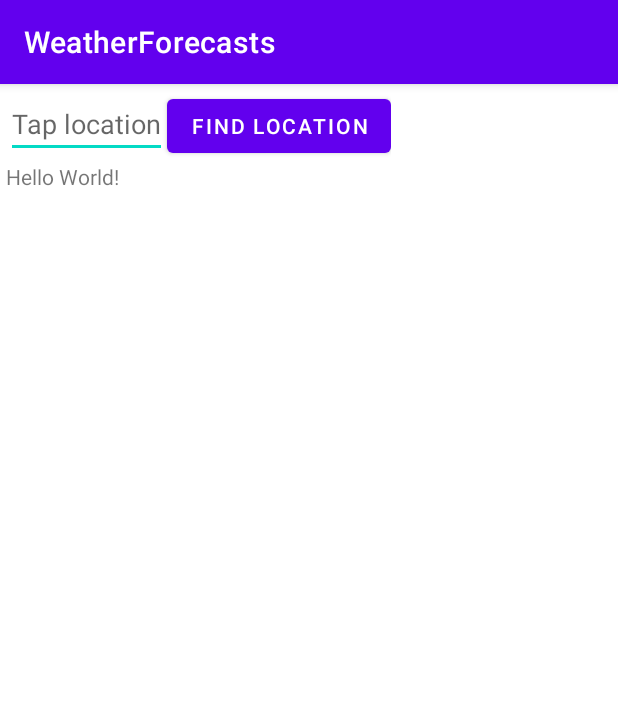
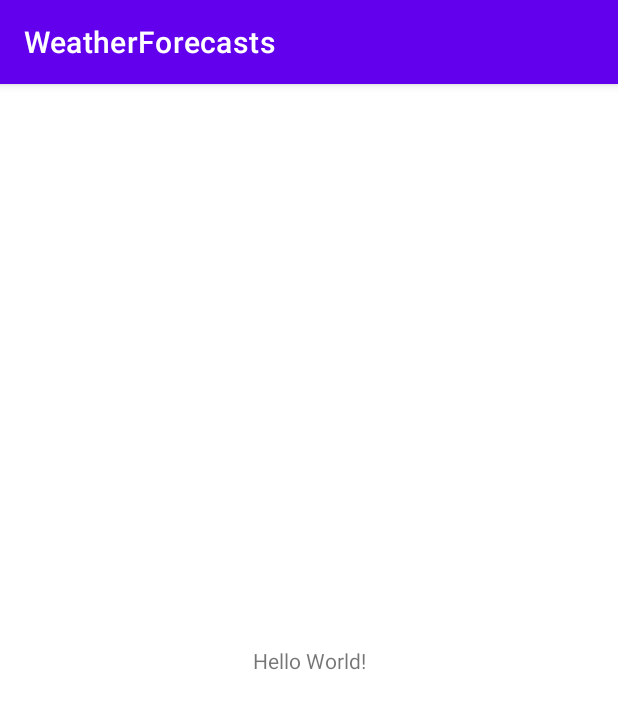
Before and after one commit to OlegQt/WeatherForecasts, an Android app: the screen it shows after launch (MainActivity), on a phone screen of 412 x 824 dp. Shown: the top 709 px of the screen. Run offline under Robolectric (Android 15) with nearby library versions, the phone set to English and light mode, and no system bars.

```diff
--- a/app/build.gradle
+++ b/app/build.gradle
@@ -41,8 +41,4 @@ dependencies {
     testImplementation 'junit:junit:4.13.2'
     androidTestImplementation 'androidx.test.ext:junit:1.1.5'
     androidTestImplementation 'androidx.test.espresso:espresso-core:3.5.1'
-
-    // retrofit JSon
-    implementation 'com.squareup.retrofit2:converter-gson:2.9.0'
-    implementation 'com.squareup.retrofit2:retrofit:2.9.0'
 }
--- a/app/src/main/AndroidManifest.xml
+++ b/app/src/main/AndroidManifest.xml
@@ -1,7 +1,7 @@
 <?xml version="1.0" encoding="utf-8"?>
 <manifest xmlns:android="http://schemas.android.com/apk/res/android"
     xmlns:tools="http://schemas.android.com/tools">
-    <uses-permission android:name="android.permission.INTERNET"></uses-permission>
+
     <application
         android:allowBackup="true"
         android:dataExtractionRules="@xml/data_extraction_rules"
--- a/app/src/main/java/com/weatherforecasts/MainActivity.kt
+++ b/app/src/main/java/com/weatherforecasts/MainActivity.kt
@@ -2,103 +2,10 @@ package com.weatherforecasts
 
 import androidx.appcompat.app.AppCompatActivity
 import android.os.Bundle
-import android.widget.Button
-import android.widget.EditText
-import android.widget.TextView
-import com.google.android.material.snackbar.Snackbar
-import com.weatherforecasts.openweathermap.*
 
 class MainActivity : AppCompatActivity() {
-    private var txtInfo: TextView? = null
-    private var btnAction: Button? = null
-    private var txtCity: EditText? = null
-
-    private val openWeather = OpenWeather(null) // Экземпляр предсказателя погоды
-
-    private val cities = mutableSetOf<City>() // Глобальное хранилище городов
-
-    // Слушатель для обновления данных о погоде
-    private val weatherListener = object : UpdateWeatherInfo {
-        override fun inserCity(cityLocationList: List<Cities>) {
-            addCity(cityLocationList)
-            printAllCities()
-        }
-
-        override fun message(msg: String) {
-            Snackbar.make(txtInfo!!, msg, Snackbar.LENGTH_SHORT).show()
-            printAllCities()
-        }
-
-        override fun UpdateCurrentWeather(weather: CityWeather, cityName: String) {
-            updateWeather(weather, cityName)
-            printAllCities()
-        }
-    }
-
     override fun onCreate(savedInstanceState: Bundle?) {
         super.onCreate(savedInstanceState)
         setContentView(R.layout.activity_main)
-
-        deployUi() // Развертываем GUI
-        uiBehaviour() // Вешаем слушателей
-
-        openWeather.setNewListener(weatherListener) // Инициализируем слушателя внутри WeatherApi
-    }
-
-    private fun deployUi() {
-        txtInfo = findViewById(R.id.txt_info)
-        txtCity = findViewById(R.id.txt_city)
-        btnAction = findViewById(R.id.btn_action)
-    }
-
-    private fun uiBehaviour() {
-        btnAction?.setOnClickListener {
-            if (!txtCity?.text.isNullOrEmpty()) {
-                openWeather.getLocations(txtCity?.text.toString())
-            }
-        }
-
-        txtInfo?.setOnClickListener {
-            cities.forEach {
-                openWeather.getWeather(it.lat, it.lon, it.cityName)
-            }
-
-        }
-    }
-
-    private fun printAllCities() {
-        val strBuild = StringBuilder()
-        this.cities.forEach {
-            strBuild.append(it.cityName)
-                .append("T=${it.temperature}")
-                .append("\n")
-        }
-        txtInfo?.text = strBuild.toString()
-
-    }
-
-    private fun addCity(cities: List<Cities>) {
-        cities.forEach {
-            this.cities.add(
-                City(
-                    it.name,
-                    0.0,
-                    it.lat,
-                    it.lon
-                )
-            )
-        }
-    }
-
-    private fun updateWeather(weather: CityWeather, cityName: String) {
-        this.cities.forEach {
-            if (it.cityName.equals(cityName)) {
-                it.temperature = weather.main.temp
-            }
-        }
-    }
-
-    private fun updateCityInfo(){
-
     }
 }
--- a/app/src/main/java/com/weatherforecasts/openweathermap/OpenWeather.kt
+++ /dev/null
@@ -1,68 +0,0 @@
-package com.weatherforecasts.openweathermap
-
-import android.util.Log
-import retrofit2.Call
-import retrofit2.Callback
-import retrofit2.Response
-import retrofit2.Retrofit
-import retrofit2.converter.gson.GsonConverterFactory
-
-class OpenWeather(var listener: UpdateWeatherInfo?) {
-    private val baseUrl = "https://api.openweathermap.org/"
-    private val appKey = "ce2b06f255f2307c07504a706c9d920d"
-    private val TAG = "OpenWeather"
-
-
-    private var retrofit: Retrofit = Retrofit.Builder()
-        .baseUrl(baseUrl)
-        .addConverterFactory(GsonConverterFactory.create())
-        .build()
-
-    private val openWeather: OpenWeatherApi = retrofit.create(OpenWeatherApi::class.java)
-
-    fun setNewListener(listener: UpdateWeatherInfo) {
-        this.listener = listener
-    }
-
-    fun getLocations(cityName: String) {
-        val call = openWeather.getCitiesLocation(cityName, appKey)
-        call.enqueue(object : Callback<List<Cities>> {
-            override fun onResponse(
-                call: Call<List<Cities>>,
-                response: Response<List<Cities>>
-            ) {
-                //Log.d(TAG,response.code().toString())
-                if (response.code() == 200) {
-                    val citiesLocations = mutableListOf<Cities>()
-                    if (!response.body().isNullOrEmpty()) {
-                        response.body()?.forEach {
-                            citiesLocations.add(it)
-                        }
-                        listener?.inserCity(citiesLocations)
-                    }
-                }
-            }
-
-            override fun onFailure(call: Call<List<Cities>>, t: Throwable) {
-                Log.d(TAG, "fail")
-            }
-
-        })
-    }
-
-    fun getWeather(lat: Double, lon: Double,cityName: String) {
-        val call = openWeather.getWeather(lat, lon, appKey, "metric")
-        call.enqueue(object : Callback<CityWeather> {
-            override fun onResponse(call: Call<CityWeather>, response: Response<CityWeather>) {
-                if (response.body() != null) {
-                    listener?.UpdateCurrentWeather(response.body()!!,cityName)
-                }
-            }
-
-            override fun onFailure(call: Call<CityWeather>, t: Throwable) {
-                Log.d(TAG, "Weather fail")
-            }
-        })
-    }
-
-}
--- a/app/src/main/java/com/weatherforecasts/openweathermap/OpenWeatherApi.kt
+++ /dev/null
@@ -1,21 +0,0 @@
-package com.weatherforecasts.openweathermap
-
-import retrofit2.Call
-import retrofit2.http.GET
-import retrofit2.http.Query
-
-interface OpenWeatherApi {
-    @GET("/geo/1.0/direct")
-    fun getCitiesLocation(
-        @Query("q") cityName:String,
-        @Query("appid") appKey:String
-    ):Call<List<Cities>>
-
-    @GET("/data/2.5/weather")
-    fun getWeather(
-        @Query("lat") lat:Double,
-        @Query("lon") lon:Double,
-        @Query("appid") appKey: String,
-        @Query("units") options:String
-    ):Call<CityWeather>
-}
--- a/app/src/main/java/com/weatherforecasts/openweathermap/UpdateWeatherInfo.kt
+++ /dev/null
@@ -1,7 +0,0 @@
-package com.weatherforecasts.openweathermap
-
-interface UpdateWeatherInfo {
-    fun inserCity(cityLocation: List<Cities>)
-    fun message(msg:String)
-    fun UpdateCurrentWeather(weather: CityWeather,cityName: String)
-}
--- a/app/src/main/res/layout/activity_main.xml
+++ b/app/src/main/res/layout/activity_main.xml
@@ -1,39 +1,18 @@
 <?xml version="1.0" encoding="utf-8"?>
-<LinearLayout
-    xmlns:android="http://schemas.android.com/apk/res/android"
+<androidx.constraintlayout.widget.ConstraintLayout xmlns:android="http://schemas.android.com/apk/res/android"
     xmlns:app="http://schemas.android.com/apk/res-auto"
     xmlns:tools="http://schemas.android.com/tools"
     android:layout_width="match_parent"
     android:layout_height="match_parent"
-    tools:context=".MainActivity"
-    android:orientation="vertical"
-    android:layout_margin="4dp">
-
-    <LinearLayout
-        android:layout_width="wrap_content"
-        android:layout_height="wrap_content"
-        android:orientation="horizontal">
-
-        <EditText
-            android:id="@+id/txt_city"
-            android:layout_width="wrap_content"
-            android:layout_height="wrap_content"
-            android:hint="Tap location"/>
-
-        <com.google.android.material.button.MaterialButton
-            android:id="@+id/btn_action"
-            android:layout_width="wrap_content"
-            android:layout_height="wrap_content"
-            android:text="Find location"/>
-
-
-
-    </LinearLayout>
+    tools:context=".MainActivity">
 
     <TextView
         android:layout_width="wrap_content"
         android:layout_height="wrap_content"
         android:text="Hello World!"
-        android:id="@+id/txt_info" />
+        app:layout_constraintBottom_toBottomOf="parent"
+        app:layout_constraintEnd_toEndOf="parent"
+        app:layout_constraintStart_toStartOf="parent"
+        app:layout_constraintTop_toTopOf="parent" />
 
-</LinearLayout>
+</androidx.constraintlayout.widget.ConstraintLayout>
```
Also changed, not shown: app/src/main/java/com/weatherforecasts/openweathermap/Models.kt (deleted, +0 -23 lines).
